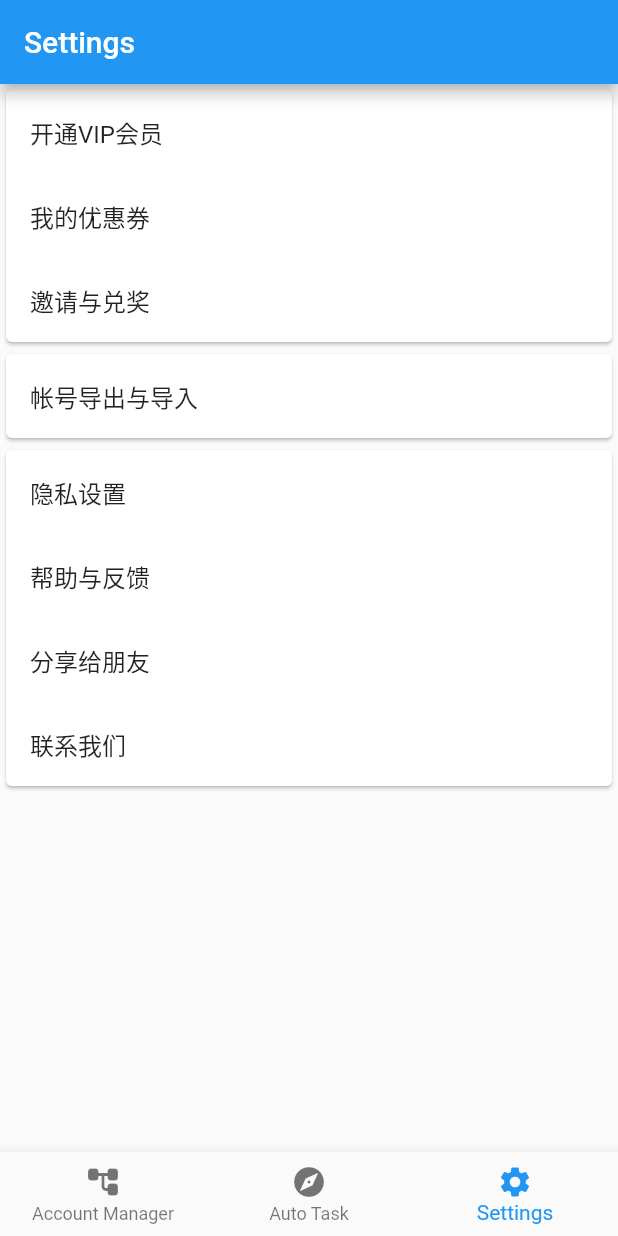
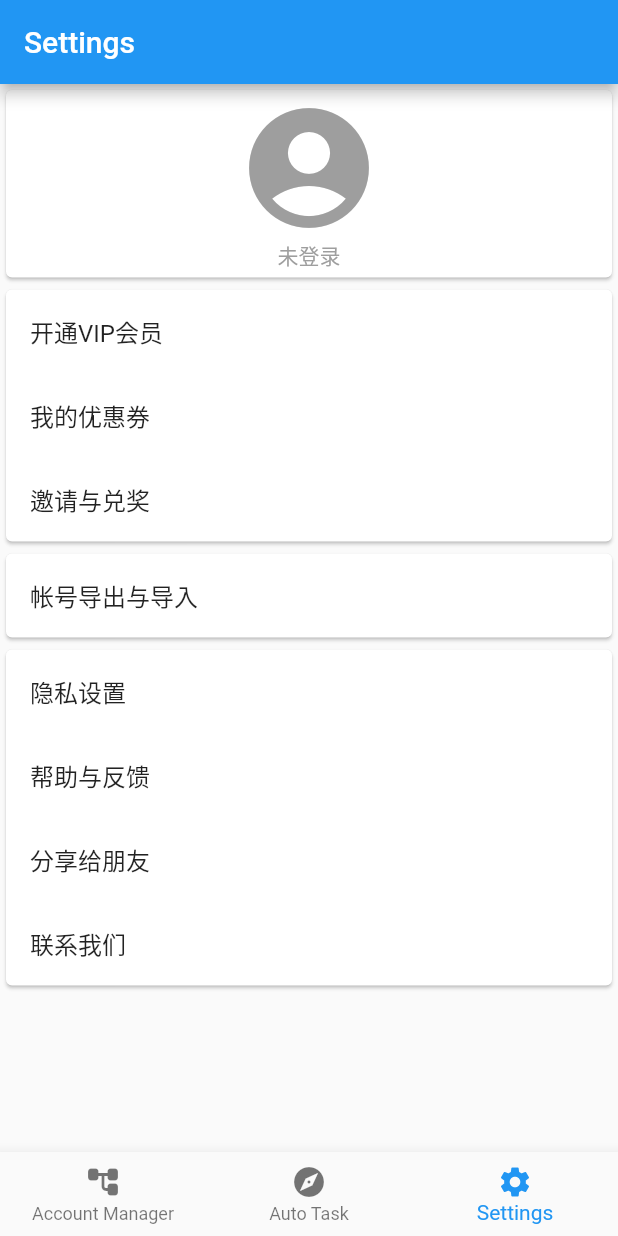
Before and after one commit to xiaominglui/xyj-demo, a Flutter app: the screen it shows after launch, item 3 of the bottom bar chosen, on a phone screen of 412 x 824 dp. Run offline on Flutter 3.47's test engine with Material 2 defaults, Android fonts, the phone set to English and light mode, and no system bars; our stand-ins replace file_picker, fluttertoast, permission_handler, sqflite, webview_flutter; missing offline and left inert: webview_flutter_android, webview_flutter_wkwebview; accounts and stored records are empty.

Commit message:
add account setting item

```diff
--- a/lib/settings_page2.dart
+++ b/lib/settings_page2.dart
@@ -12,6 +12,9 @@ class SettingsPage2 extends StatelessWidget {
       ),
       body: ListView(
         children: [
+          SettingGroup(settings: [
+            AccountSettingItem(),
+          ]),
           SettingGroup(
             settings: [
               SettingItem(title: '开通VIP会员'),
@@ -31,7 +34,8 @@ class SettingsPage2 extends StatelessWidget {
                 onTap: () {
                   Navigator.push(
                     context,
-                    MaterialPageRoute(builder: (context) => PrivacySettingsPage()),
+                    MaterialPageRoute(
+                        builder: (context) => PrivacySettingsPage()),
                   );
                 },
               ),
@@ -47,7 +51,7 @@ class SettingsPage2 extends StatelessWidget {
 }
 
 class SettingGroup extends StatelessWidget {
-  final List<SettingItem> settings;
+  final List<StatelessWidget> settings;
 
   SettingGroup({required this.settings});
 
@@ -76,6 +80,34 @@ class SettingItem extends StatelessWidget {
   }
 }
 
+class AccountSettingItem extends StatelessWidget {
+  final String username;
+  final VoidCallback? onTap;
+
+  AccountSettingItem({this.username = '未登录', this.onTap});
+
+  @override
+  Widget build(BuildContext context) {
+    return GestureDetector(
+      onTap: () {},
+      child: Container(
+        padding: const EdgeInsets.symmetric(vertical: 4.0),
+        child: Column(
+          mainAxisAlignment: MainAxisAlignment.center,
+          children: const [
+            Icon(
+              Icons.account_circle,
+              size: 96,
+              color: Colors.grey,
+            ),
+            Text('未登录', style: TextStyle(color: Colors.grey))
+          ],
+        ),
+      ),
+    );
+  }
+}
+
 class PrivacySettingsPage extends StatelessWidget {
   @override
   Widget build(BuildContext context) {
--- a/pubspec.yaml
+++ b/pubspec.yaml
@@ -41,6 +41,7 @@ dependencies:
   path_provider: ^2.0.14
   file_picker: ^5.2.10
   permission_handler: ^10.2.0
+  authing_sdk: ^1.0.0
 
 
   # The following adds the Cupertino Icons font to your application.
```
Also changed, not shown: pubspec.lock, 1 other file.
